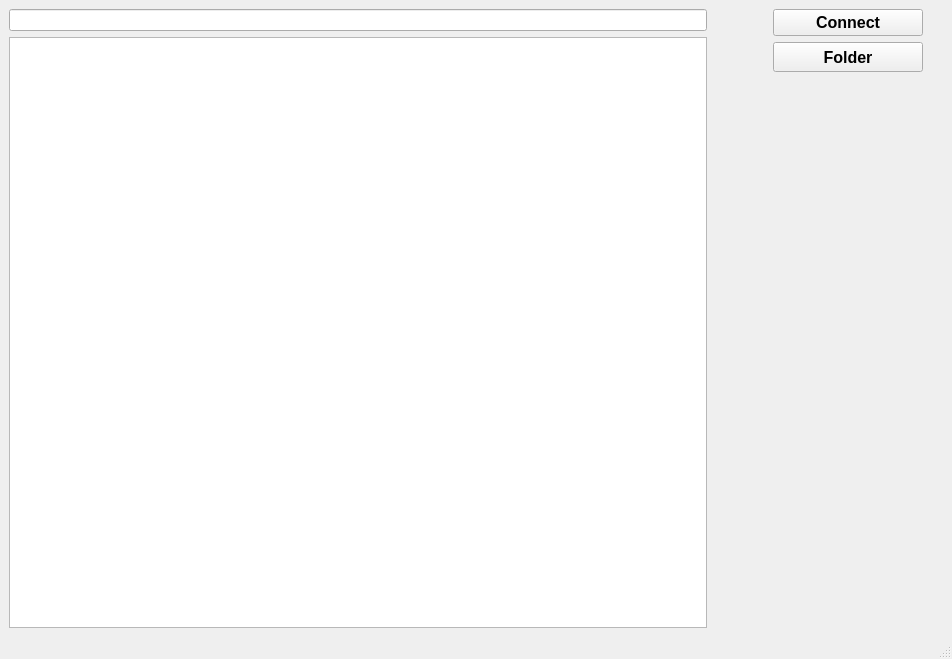
The window that lunch.ui (ahmadasmandar/fis_gui) describes before a commit, drawn with Qt 5.
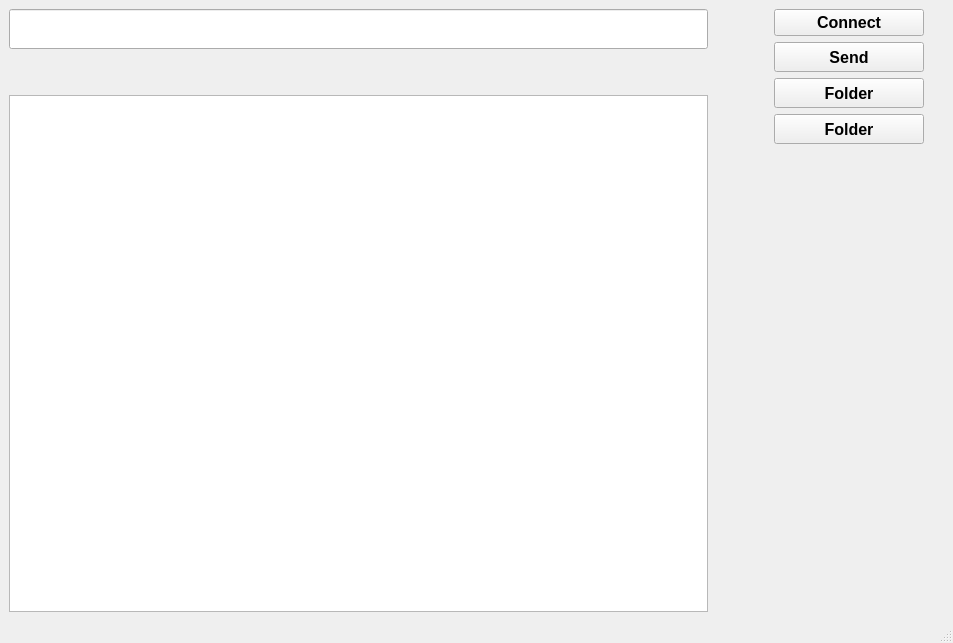
The same window after the commit.

Commit message: auto connect, add some buttom,

The edit to the form file:
```diff
--- a/lunch.ui
+++ b/lunch.ui
@@ -6,8 +6,8 @@
    <rect>
     <x>0</x>
     <y>0</y>
-    <width>952</width>
-    <height>659</height>
+    <width>953</width>
+    <height>643</height>
    </rect>
   </property>
   <property name="windowTitle">
@@ -18,7 +18,30 @@
     <item>
      <layout class="QVBoxLayout" name="verticalLayout_2">
       <item>
-       <widget class="QLineEdit" name="lineEdit"/>
+       <widget class="QLineEdit" name="message">
+        <property name="minimumSize">
+         <size>
+          <width>0</width>
+          <height>40</height>
+         </size>
+        </property>
+       </widget>
+      </item>
+      <item>
+       <spacer name="verticalSpacer_2">
+        <property name="orientation">
+         <enum>Qt::Vertical</enum>
+        </property>
+        <property name="sizeType">
+         <enum>QSizePolicy::Minimum</enum>
+        </property>
+        <property name="sizeHint" stdset="0">
+         <size>
+          <width>20</width>
+          <height>40</height>
+         </size>
+        </property>
+       </spacer>
       </item>
       <item>
        <widget class="QTextBrowser" name="terminal">
@@ -90,6 +113,33 @@
           </property>
          </widget>
         </item>
+        <item>
+         <widget class="QPushButton" name="send_b">
+          <property name="minimumSize">
+           <size>
+            <width>150</width>
+            <height>30</height>
+           </size>
+          </property>
+          <property name="maximumSize">
+           <size>
+            <width>150</width>
+            <height>30</height>
+           </size>
+          </property>
+          <property name="font">
+           <font>
+            <pointsize>12</pointsize>
+            <weight>75</weight>
+            <bold>true</bold>
+            <kerning>true</kerning>
+           </font>
+          </property>
+          <property name="text">
+           <string>Send</string>
+          </property>
+         </widget>
+        </item>
         <item>
          <widget class="QPushButton" name="folder">
           <property name="minimumSize">
@@ -117,6 +167,33 @@
           </property>
          </widget>
         </item>
+        <item>
+         <widget class="QPushButton" name="folder_3">
+          <property name="minimumSize">
+           <size>
+            <width>150</width>
+            <height>30</height>
+           </size>
+          </property>
+          <property name="maximumSize">
+           <size>
+            <width>150</width>
+            <height>30</height>
+           </size>
+          </property>
+          <property name="font">
+           <font>
+            <pointsize>12</pointsize>
+            <weight>75</weight>
+            <bold>true</bold>
+            <kerning>true</kerning>
+           </font>
+          </property>
+          <property name="text">
+           <string>Folder</string>
+          </property>
+         </widget>
+        </item>
         <item>
          <spacer name="verticalSpacer">
           <property name="orientation">
```
The commit also changes 2 other files.
